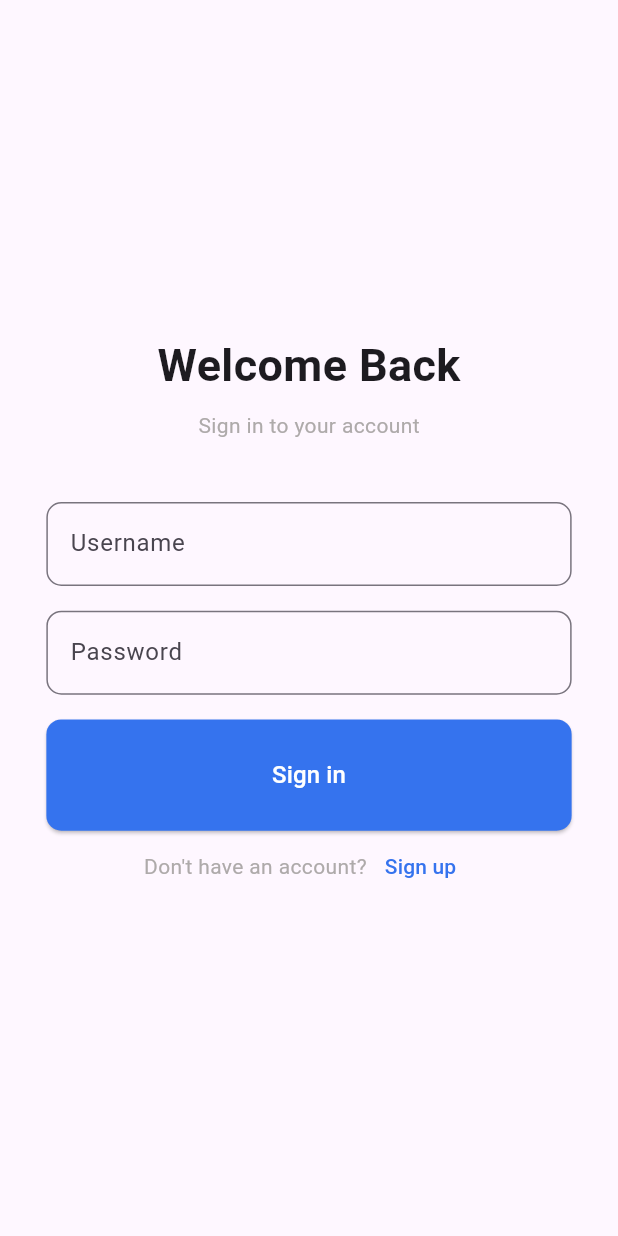
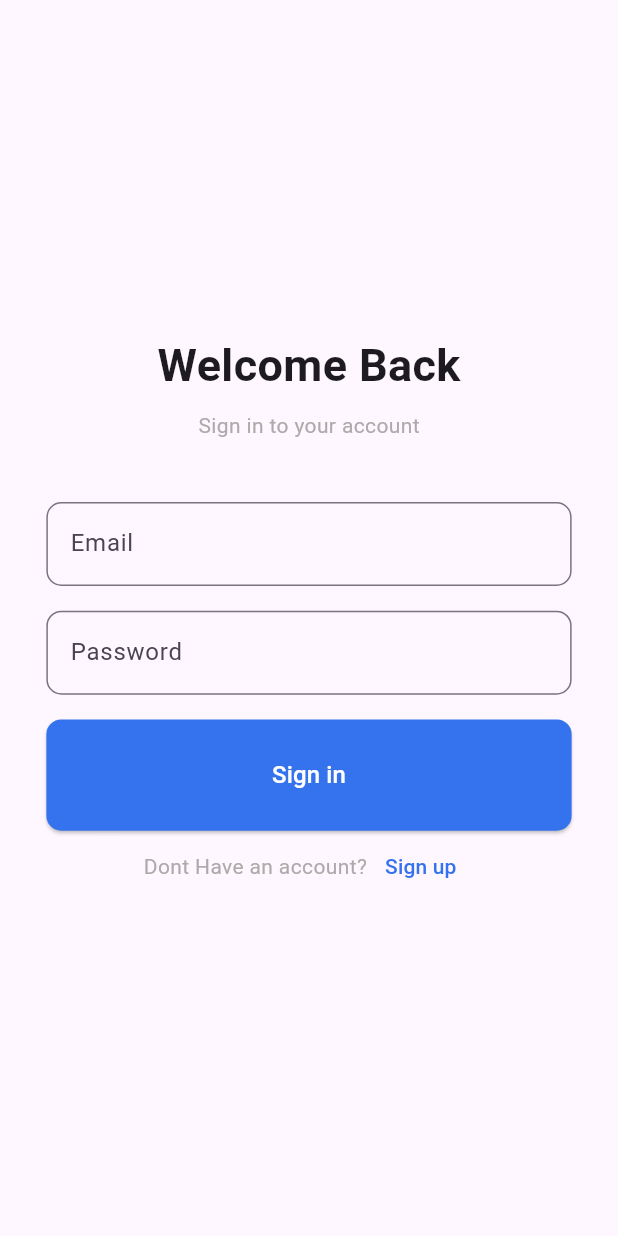
Before and after one commit to snowman0000/Saloon, a Flutter app: the screen it shows after launch, on a phone screen of 412 x 824 dp. Run offline on Flutter 3.47's test engine with Material 3 defaults, Android fonts, the phone set to English and light mode, and no system bars.

```diff
--- /dev/null
+++ b/lib/button_extra.dart
@@ -0,0 +1,77 @@
+import 'package:flutter/material.dart';
+
+class CustomBottomPrompt extends StatelessWidget {
+  final String promptText;
+  final String buttonText;
+  final Widget navigateTo; // Widget to navigate to on tap
+
+  const CustomBottomPrompt({
+    super.key,
+    required this.promptText,
+    required this.buttonText,
+    required this.navigateTo,
+  });
+
+  @override
+  Widget build(BuildContext context) {
+    return Row(
+      mainAxisAlignment: MainAxisAlignment.center,
+      children: [
+        Text(
+          promptText,
+          style: const TextStyle(color: Color.fromARGB(255, 174, 170, 170)),
+        ),
+        TextButton(
+          onPressed: () {
+            Navigator.push(
+              context,
+              MaterialPageRoute(builder: (context) => navigateTo),
+            );
+          },
+          child: Text(
+            buttonText,
+            style: const TextStyle(color: Color.fromARGB(255, 53, 115, 238)),
+          ),
+        ),
+      ],
+    );
+  }
+}
+
+class BlueLoginButton extends StatelessWidget {
+  final String buttonText;
+  final Widget? navigateTo;
+  const BlueLoginButton({super.key, required this.buttonText, this.navigateTo});
+  @override
+  Widget build(BuildContext context) {
+    final mediaQueryData = MediaQuery.of(context);
+    final screenWidth = mediaQueryData.size.width;
+    final screenHeight = mediaQueryData.size.height;
+    return ElevatedButton(
+      onPressed: () {
+        // Add navigation logic here and also pass the widget in SignIn
+        // if (navigateTo != null) {
+        //   Navigator.push(
+        //     context,
+        //     MaterialPageRoute(builder: (context) => navigateTo!),
+        //   );
+        // }
+      },
+      style: ButtonStyle(
+        shape: WidgetStatePropertyAll(
+          RoundedRectangleBorder(borderRadius: BorderRadius.circular(10)),
+        ),
+        fixedSize: WidgetStatePropertyAll(
+          Size(screenWidth * 0.85, screenHeight * 0.09),
+        ),
+        backgroundColor: WidgetStatePropertyAll(
+          const Color.fromARGB(255, 53, 115, 238),
+        ),
+      ),
+      child: Text(
+        buttonText,
+        style: TextStyle(fontSize: 16, color: Colors.white),
+      ),
+    );
+  }
+}
--- /dev/null
+++ b/lib/custom_text_field.dart
@@ -0,0 +1,29 @@
+import 'package:flutter/material.dart';
+
+class CustomTextField extends StatelessWidget {
+  final String hintText;
+  final bool obscureText;
+  final TextEditingController? controller;
+  const CustomTextField({
+    super.key,
+    required this.hintText,
+    required this.obscureText,
+    this.controller
+  });
+
+  @override
+  Widget build(BuildContext context) {
+    final mediaQueryData = MediaQuery.of(context);
+    final screenWidth = mediaQueryData.size.width;
+    return SizedBox(
+      width: screenWidth * 0.85,
+      child: TextField(
+        obscureText: obscureText,
+        decoration: InputDecoration(
+          hintText: hintText,
+          border: OutlineInputBorder(borderRadius: BorderRadius.circular(10)),
+        ),
+      ),
+    );
+  }
+}
--- a/lib/signin.dart
+++ b/lib/signin.dart
@@ -1,11 +1,15 @@
 import 'package:flutter/material.dart';
+import 'package:myapp/button_extra.dart';
+import 'package:myapp/custom_text_field.dart';
+import 'package:myapp/signup.dart';
+
 class Signin extends StatelessWidget {
   const Signin({super.key});
 
   @override
   Widget build(BuildContext context) {
     final mediaQueryData = MediaQuery.of(context);
-    final screenWidth = mediaQueryData.size.width;
+    //final screenWidth = mediaQueryData.size.width;
     final screenHeight = mediaQueryData.size.height;
 
     return Scaffold(
@@ -28,69 +32,16 @@ class Signin extends StatelessWidget {
                 ),
               ),
               SizedBox(height: screenHeight * 0.05),
-              SizedBox(
-                width: screenWidth * 0.85,
-                child: TextField(
-                  decoration: InputDecoration(
-                    hintText: "Username",
-                    border: OutlineInputBorder(
-                      borderRadius: BorderRadius.circular(10),
-                    ),
-                  ),
-                ),
-              ),
+              CustomTextField(hintText: "Email", obscureText: false),
               SizedBox(height: screenHeight * 0.02),
-              SizedBox(
-                width: screenWidth * 0.85,
-                child: TextField(
-                  decoration: InputDecoration(
-                    hintText: "Password",
-                    border: OutlineInputBorder(
-                      borderRadius: BorderRadius.circular(10),
-                    ),
-                  ),
-                ),
-              ),
+              CustomTextField(hintText: "Password", obscureText: true),
 
               SizedBox(height: screenHeight * 0.02),
-              ElevatedButton(
-                onPressed: () {},
-                style: ButtonStyle(
-                  shape: WidgetStatePropertyAll(
-                    RoundedRectangleBorder(
-                      borderRadius: BorderRadius.circular(10),
-                    ),
-                  ),
-                  fixedSize: WidgetStatePropertyAll(
-                    Size(screenWidth * 0.85, screenHeight * 0.09),
-                  ),
-                  backgroundColor: WidgetStatePropertyAll(
-                    const Color.fromARGB(255, 53, 115, 238),
-                  ),
-                ),
-                child: const Text(
-                  "Sign in",
-                  style: TextStyle(fontSize: 16, color: Colors.white),
-                ),
-              ),
-              Row(
-                mainAxisAlignment: MainAxisAlignment.center,
-                crossAxisAlignment: CrossAxisAlignment.center,
-                children: [
-                  const Text(
-                    "Don't have an account?",
-                    style: TextStyle(color: Color.fromARGB(255, 174, 170, 170)),
-                  ),
-                  TextButton(
-                    onPressed: () {},
-                    child: const Text(
-                      "Sign up",
-                      style: TextStyle(
-                        color: Color.fromARGB(255, 53, 115, 238),
-                      ),
-                    ),
-                  ),
-                ],
+              BlueLoginButton(buttonText: 'Sign in'),
+              CustomBottomPrompt(
+                promptText: "Dont Have an account?",
+                buttonText: "Sign up",
+                navigateTo: Signup(),
               ),
             ],
           ),
```
Also changed, not shown: lib/signup.dart (+47 -12 lines).
